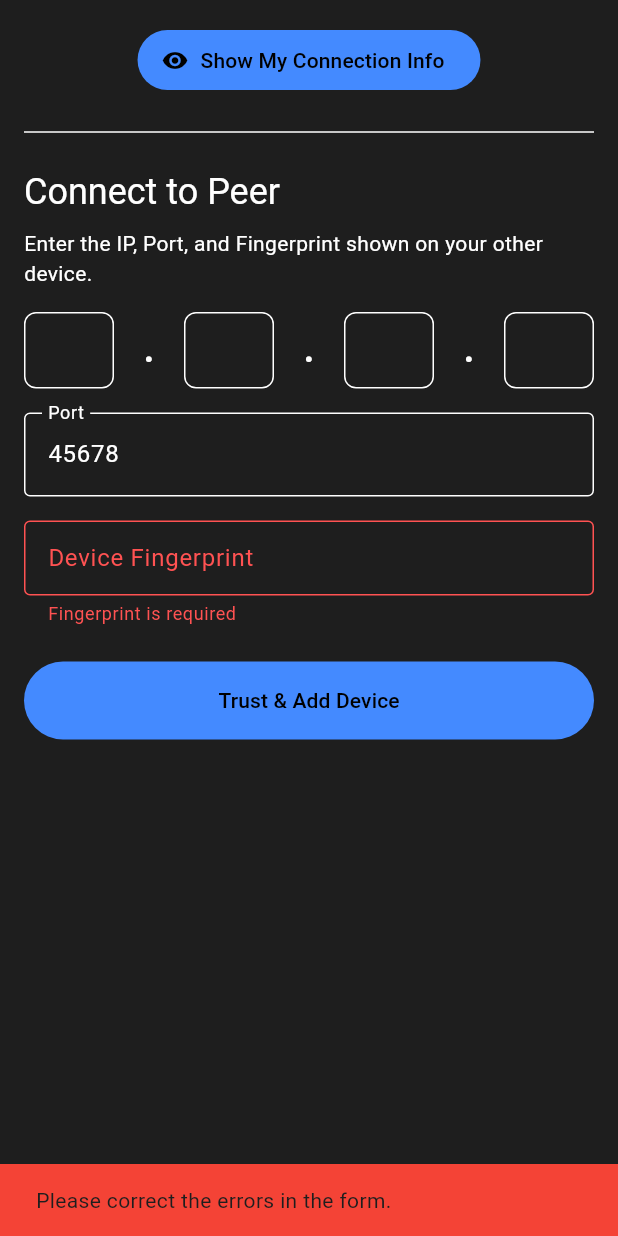
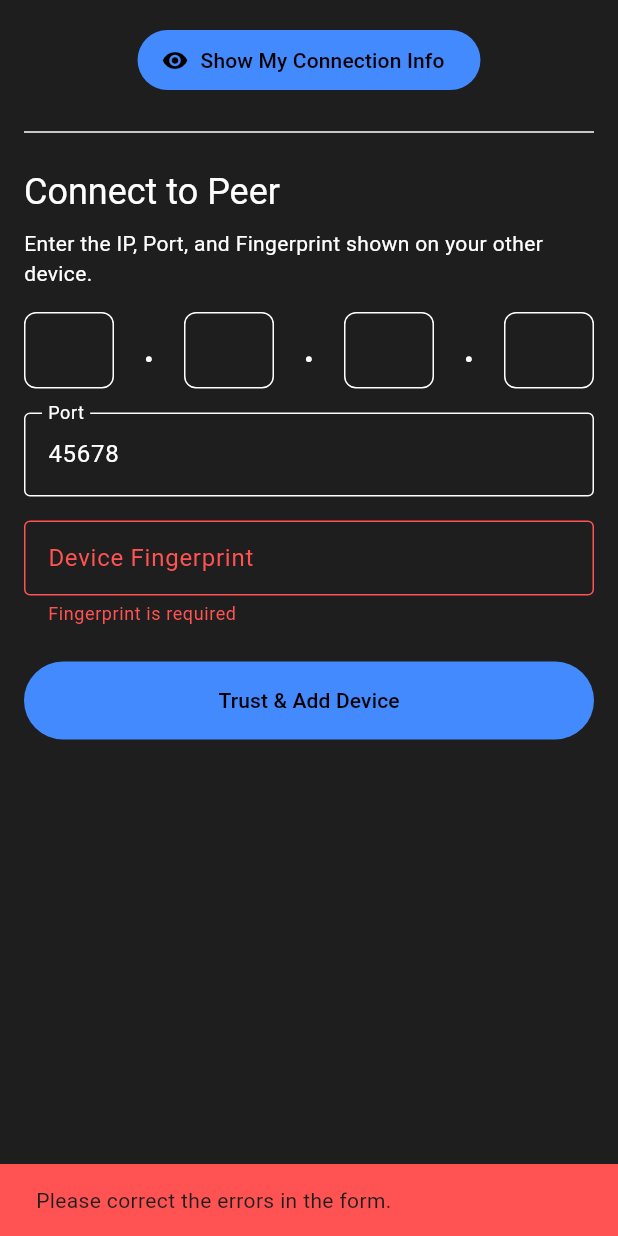
Before and after one commit to abhishek459/localsync, a Flutter app: the ManualPairingTab widget shown alone on an empty page, opened directly, after a tap on "Trust & Add Device", on a phone screen of 412 x 824 dp. Run offline on Flutter 3.47's test engine with Material 3 defaults, Android fonts, the phone set to English and light mode, and no system bars; our stand-ins replace basic_utils, device_info_plus, file_picker, flutter_riverpod, flutter_secure_storage, local_auth and 4 more; missing offline and left inert: blockchain_utils, bonsoir, cryptography, mobile_scanner, network_info_plus, sqlite3; accounts and stored records are empty; generated files the repository leaves out were written again.

Commit message:
feat(shared): Implement centralized notification system
Previously, user-facing messages (errors, success, info) were handled directly in UI files using `ScaffoldMessenger`. This was repetitive, inconsistent, and tightly coupled business logic to UI.

This commit introduces a new centralized notification system to decouple and standardize all user-facing messages.

- Adds `AppNotification` and `NotificationType` (toast, dialog, critical, success, info) to model all possible notifications.
- Adds `NotificationReporter` as a global service to broadcast notifications from any feature.
- Implements a global `appNotificationStreamProvider` and adds a listener in `main.dart` to centrally manage how notifications are displayed (SnackBar, Dialog, etc.).
- Refactors `SecureVaultScreen`, `ImportMasterKeyScreen`, `GenerateMasterKeyScreen`, `QrScannerTab`, and `ManualPairingTab` to remove all manual `ScaffoldMessenger` calls and use `NotificationReporter`.
- This centralizes all error, success, and info messages, ensuring they are handled consistently and are fully decoupled from the logic that triggers them.

```diff
--- a/lib/features/pairing/presentation/tabs/manual_pairing_tab.dart
+++ b/lib/features/pairing/presentation/tabs/manual_pairing_tab.dart
@@ -5,6 +5,7 @@ import 'package:local_sync/features/connection/data/connection_providers.dart';
 import 'package:local_sync/features/pairing/domain/pairing_data.dart';
 import 'package:local_sync/features/pairing/presentation/widgets/ip_address_input_widget.dart';
 import 'package:local_sync/features/pairing/presentation/widgets/show_my_info_widget.dart';
+import 'package:local_sync/features/shared/application/app_notification_provider.dart';
 import 'package:local_sync/features/trust/data/trust_providers.dart';
 
 class ManualPairingTab extends ConsumerStatefulWidget {
@@ -36,11 +37,8 @@ class _ManualPairingTabState extends ConsumerState<ManualPairingTab> {
   Future<void> _onTrustAndConnect() async {
     final isValid = _formKey.currentState?.validate() ?? false;
     if (!isValid || _ipAddress == null) {
-      ScaffoldMessenger.of(context).showSnackBar(
-        const SnackBar(
-          content: Text('Please correct the errors in the form.'),
-          backgroundColor: Colors.red,
-        ),
+      NotificationReporter.reportMessage(
+        'Please correct the errors in the form.',
       );
       return;
     }
@@ -57,21 +55,13 @@ class _ManualPairingTabState extends ConsumerState<ManualPairingTab> {
           .addPeerFromPairingData(pairingData, 'Manually Added Peer');
 
       if (!mounted) return;
-
-      ScaffoldMessenger.of(context).showSnackBar(
-        const SnackBar(
-          content: Text('Peer trusted! You can now connect.'),
-          backgroundColor: Colors.green,
-        ),
-      );
+      NotificationReporter.reportSuccess('Peer trusted! You can now connect.');
       Navigator.of(context).popUntil((route) => route.isFirst);
     } catch (e) {
       if (!mounted) return;
-      ScaffoldMessenger.of(context).showSnackBar(
-        SnackBar(
-          content: Text('Failed to add peer: $e'),
-          backgroundColor: Colors.red,
-        ),
+      NotificationReporter.reportError(
+        e,
+        userFriendlyMessage: 'Failed to add peer.',
       );
     }
   }
--- /dev/null
+++ b/lib/features/shared/application/app_notification_provider.dart
@@ -0,0 +1,99 @@
+import 'dart:async';
+import 'package:flutter/foundation.dart';
+import 'package:local_sync/features/shared/domain/app_notification.dart';
+import 'package:riverpod_annotation/riverpod_annotation.dart';
+
+part 'app_notification_provider.g.dart';
+
+/// A single, app-wide stream controller for broadcasting notifications.
+/// This is managed internally and not exposed via a provider.
+final _notificationStreamController =
+    StreamController<AppNotification>.broadcast();
+
+/// A provider that exposes the stream of application notifications.
+///
+/// The UI (e.g., `main.dart`) will listen to this stream to show
+/// SnackBars or Dialogs.
+@Riverpod(keepAlive: true)
+Stream<AppNotification> appNotificationStream(Ref ref) {
+  /// Dispose the controller when the app closes.
+  ref.onDispose(() {
+    _notificationStreamController.close();
+  });
+
+  /// Return the stream for the UI to listen to.
+  return _notificationStreamController.stream;
+}
+
+/// A utility class to globally report notifications to the `appNotificationStreamProvider`.
+///
+/// This decouples the "reporting" of a notification (from any feature)
+/// from the "handling" of that notification (in the main UI).
+class NotificationReporter {
+  /// The core method to add an [AppNotification] to the stream.
+  ///
+  /// This is also a great place to hook in centralized logging
+  /// (e.g., to Sentry, Firebase, etc.).
+  static void report(AppNotification notification) {
+    // Log the error to the console for debugging if it's an error
+    if (notification.originalError != null) {
+      debugPrint(notification.toString());
+      if (notification.stackTrace != null) {
+        debugPrint(notification.stackTrace.toString());
+      }
+    }
+
+    // Add the notification to the stream for the UI to handle
+    _notificationStreamController.add(notification);
+  }
+
+  /// Helper for reporting when you have an `Exception`/`Error` object.
+  ///
+  /// Use this in `try-catch` blocks or for `AsyncError` states from Riverpod.
+  /// [userFriendlyMessage] is optional. If not provided, `error.toString()` is used.
+  static void reportError(
+    Object error, {
+    StackTrace? stack,
+    NotificationType type = NotificationType.toast,
+    String? userFriendlyMessage,
+  }) {
+    final message = userFriendlyMessage ?? error.toString();
+
+    report(
+      AppNotification(
+        message: message,
+        originalError: error,
+        stackTrace: stack,
+        type: type,
+      ),
+    );
+  }
+
+  /// Helper for reporting simple string messages.
+  ///
+  /// Use this for business logic failures (e.g., "Invalid password")
+  /// or simple notifications where no `Exception` was thrown.
+  static void reportMessage(
+    String message, {
+    NotificationType type = NotificationType.toast,
+  }) {
+    report(
+      AppNotification(
+        message: message,
+        originalError: null,
+        stackTrace: null,
+        type: type,
+      ),
+    );
+  }
+
+  /// Helper for reporting simple success messages.
+  static void reportSuccess(String message) {
+    report(AppNotification(message: message, type: NotificationType.success));
+  }
+
+  /// Helper for reporting simple informational messages.
+  static void reportInfo(String message) {
+    report(AppNotification(message: message, type: NotificationType.info));
+  }
+}
--- /dev/null
+++ b/lib/features/shared/domain/app_notification.dart
@@ -0,0 +1,50 @@
+import 'package:flutter/foundation.dart';
+
+/// Defines the severity of the notification, so the UI can react appropriately.
+enum NotificationType {
+  /// A simple, non-blocking notification (e.g., SnackBar).
+  toast,
+
+  /// A blocking notification that requires user acknowledgment (e.g., Dialog).
+  dialog,
+
+  /// A critical, app-breaking error (e.g., navigate to a dedicated error screen).
+  critical,
+
+  /// A notification for a successful operation (e.g., green SnackBar).
+  success,
+
+  /// An informational notification (e.g., default SnackBar).
+  info,
+}
+
+/// A data class to hold rich notification information.
+@immutable
+class AppNotification {
+  const AppNotification({
+    required this.message,
+    this.originalError,
+    this.type = NotificationType.toast,
+    this.stackTrace,
+  });
+
+  /// The user-friendly message to be shown in the UI.
+  final String message;
+
+  /// The original Exception or Error object, if one exists.
+  final Object? originalError;
+
+  /// The severity/type of the notification.
+  final NotificationType type;
+
+  /// The StackTrace, if one exists.
+  final StackTrace? stackTrace;
+
+  @override
+  String toString() {
+    if (originalError != null) {
+      return 'AppNotification(message: $message, type: $type, error: $originalError)';
+    }
+    return 'AppNotification(message: $message, type: $type)';
+  }
+}
--- a/lib/main.dart
+++ b/lib/main.dart
@@ -6,6 +6,8 @@ import 'package:local_sync/features/master_key/data/master_key_providers.dart';
 import 'package:local_sync/features/master_key/presentation/master_key_welcome_screen.dart';
 import 'package:local_sync/features/pairing/data/pairing_providers.dart';
 import 'package:local_sync/features/pairing/presentation/pairing_screen.dart';
+import 'package:local_sync/features/shared/application/app_notification_provider.dart';
+import 'package:local_sync/features/shared/domain/app_notification.dart';
 import 'package:local_sync/features/vault/presentation/secure_vault_screen.dart';
 
 void main() {
@@ -18,6 +20,7 @@ class MyApp extends StatelessWidget {
   @override
   Widget build(BuildContext context) {
     return MaterialApp(
+      debugShowCheckedModeBanner: false,
       title: 'LocalSync',
       theme: ThemeData(
         brightness: Brightness.dark,
@@ -44,6 +47,68 @@ class AppEntry extends ConsumerWidget {
   @override
   Widget build(BuildContext context, WidgetRef ref) {
     final masterKeyAsync = ref.watch(masterKeyProvider);
+
+    ref.listen(appNotificationStreamProvider, (previous, next) {
+      next.whenData((AppNotification notification) {
+        // We have a notification, decide how to show it
+        switch (notification.type) {
+          case NotificationType.toast:
+            ScaffoldMessenger.of(context).showSnackBar(
+              SnackBar(
+                content: Text(notification.message),
+                backgroundColor: Theme.of(context).colorScheme.error,
+              ),
+            );
+            break;
+          case NotificationType.success:
+            ScaffoldMessenger.of(context).showSnackBar(
+              SnackBar(
+                content: Text(notification.message),
+                backgroundColor: Colors.green, // Or your theme's success color
+              ),
+            );
+            break;
+          case NotificationType.info:
+            ScaffoldMessenger.of(
+              context,
+            ).showSnackBar(SnackBar(content: Text(notification.message)));
+            break;
+          case NotificationType.dialog:
+            showDialog(
+              context: context,
+              builder: (context) => AlertDialog(
+                title: const Text('An Error Occurred'),
+                content: Text(notification.message),
+                actions: [
+                  TextButton(
+                    onPressed: () => Navigator.of(context).pop(),
+                    child: const Text('OK'),
+                  ),
+                ],
+              ),
+            );
+            break;
+          case NotificationType.critical:
+            debugPrint('CRITICAL ERROR: ${notification.message}');
+            showDialog(
+              context: context,
+              builder: (context) => AlertDialog(
+                title: const Text('Critical Error'),
+                content: Text(
+                  '${notification.message}\nThe app may not function correctly.',
+                ),
+                actions: [
+                  TextButton(
+                    onPressed: () => Navigator.of(context).pop(),
+                    child: const Text('OK'),
+                  ),
+                ],
+              ),
+            );
+            break;
+        }
+      });
+    });
 
     return masterKeyAsync.when(
       loading: () =>
```
Also changed, not shown: lib/features/master_key/presentation/generate_master_key_screen.dart (+2 -11 lines), lib/features/master_key/presentation/import_master_key_screen.dart (+9 -11 lines), lib/features/pairing/presentation/tabs/qr_scanner_tab.dart (+8 -15 lines), lib/features/vault/presentation/secure_vault_screen.dart (+20 -29 lines), 2 other files.
